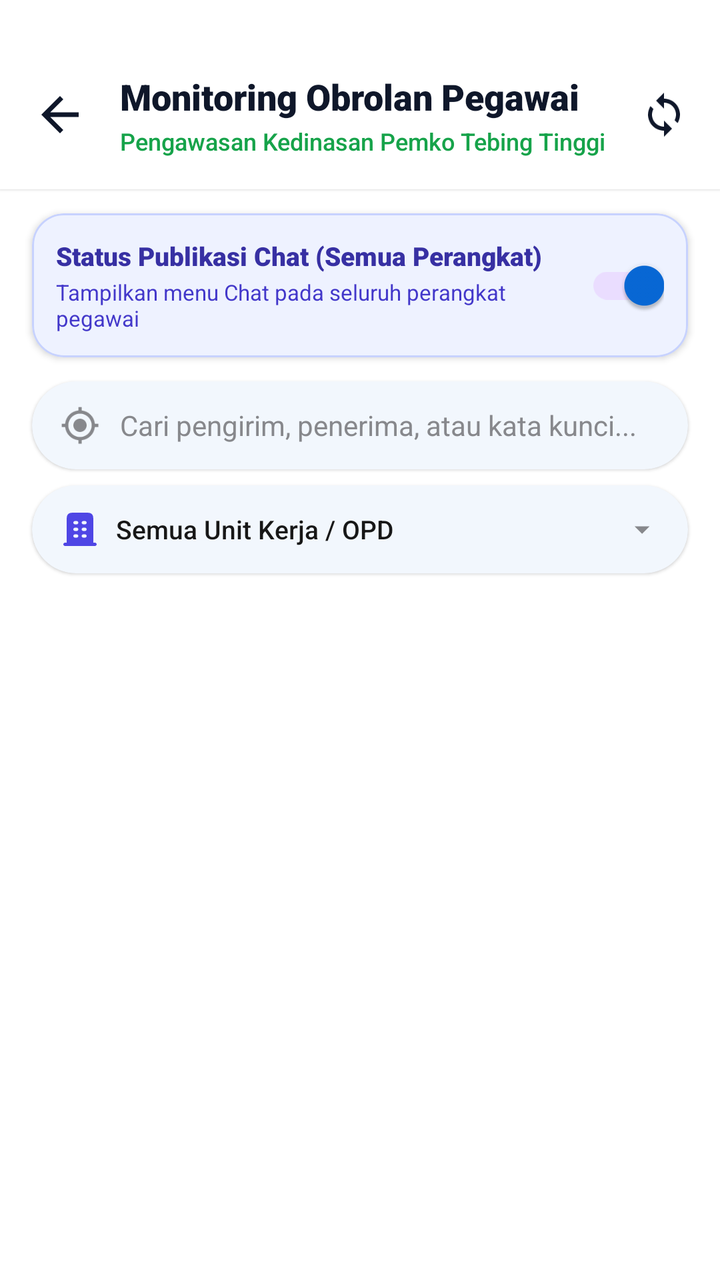
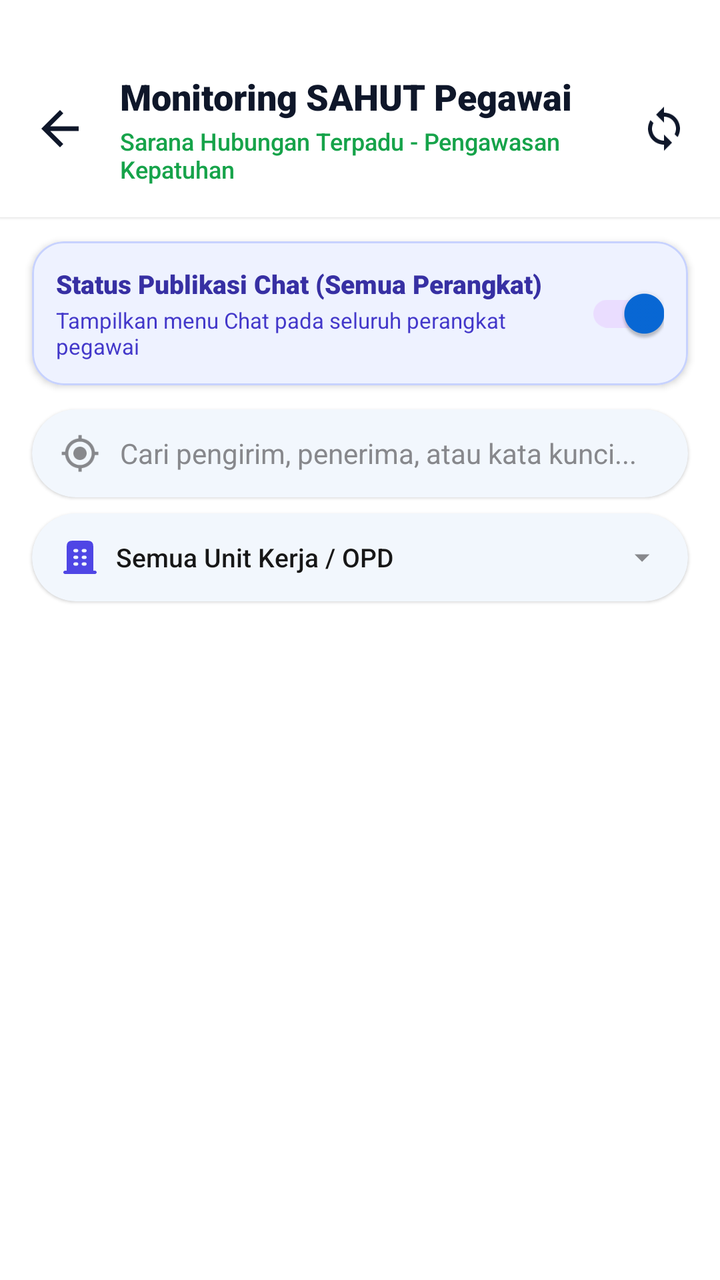

Compare the two renders of this Android layout. The source of the first and the diff that turns it into the second are given below.
<!-- AndroidManifest.xml: application theme Theme.AppPemko -->
<!-- res/layout/activity_chat_monitoring.xml -->
<?xml version="1.0" encoding="utf-8"?>
<LinearLayout xmlns:android="http://schemas.android.com/apk/res/android"
    xmlns:app="http://schemas.android.com/apk/res-auto"
    android:layout_width="match_parent"
    android:layout_height="match_parent"
    android:background="#FFFFFF"
    android:orientation="vertical">

    
    <LinearLayout
        android:layout_width="match_parent"
        android:layout_height="wrap_content"
        android:background="#FFFFFF"
        android:elevation="1dp"
        android:orientation="horizontal"
        android:paddingHorizontal="16dp"
        android:paddingTop="36dp"
        android:paddingBottom="16dp"
        android:gravity="center_vertical">

        <ImageView
            android:id="@+id/ivBackMonitoring"
            android:layout_width="28dp"
            android:layout_height="28dp"
            android:src="@drawable/ic_arrow_back"
            app:tint="#0F172A"
            android:background="?attr/selectableItemBackgroundBorderless"
            android:clickable="true"
            android:focusable="true"
            android:contentDescription="Kembali"/>

        <LinearLayout
            android:layout_width="0dp"
            android:layout_height="wrap_content"
            android:layout_weight="1"
            android:layout_marginStart="16dp"
            android:orientation="vertical">

            <TextView
                android:layout_width="wrap_content"
                android:layout_height="wrap_content"
                android:text="Monitoring Obrolan Pegawai"
                android:textColor="#0F172A"
                android:textSize="18sp"
                android:fontFamily="sans-serif-black"/>

            <TextView
                android:layout_width="wrap_content"
                android:layout_height="wrap_content"
                android:layout_marginTop="2dp"
                android:text="Pengawasan Kedinasan Pemko Tebing Tinggi"
                android:textColor="#16A34A"
                android:textSize="12sp"
                android:fontFamily="sans-serif-medium"/>
        </LinearLayout>

        <ImageView
            android:id="@+id/ivRefreshMonitoring"
            android:layout_width="24dp"
            android:layout_height="24dp"
            android:src="@drawable/ic_sync2"
            app:tint="#0F172A"
            android:background="?attr/selectableItemBackgroundBorderless"
            android:clickable="true"
            android:focusable="true"
            android:contentDescription="Refresh"/>
    </LinearLayout>

    
    <com.google.android.material.card.MaterialCardView
        android:id="@+id/cvMasterToggleContainer"
        android:layout_width="match_parent"
        android:layout_height="wrap_content"
        android:layout_marginHorizontal="16dp"
        android:layout_marginTop="12dp"
        app:cardCornerRadius="16dp"
        app:cardElevation="2dp"
        app:strokeWidth="1dp"
        app:strokeColor="#C7D2FE"
        app:cardBackgroundColor="#EEF2FF">

        <LinearLayout
            android:layout_width="match_parent"
            android:layout_height="wrap_content"
            android:gravity="center_vertical"
            android:orientation="horizontal"
            android:padding="12dp">

            <LinearLayout
                android:layout_width="0dp"
                android:layout_height="wrap_content"
                android:layout_weight="1"
                android:orientation="vertical">

                <TextView
                    android:id="@+id/tvMasterToggleTitle"
                    android:layout_width="wrap_content"
                    android:layout_height="wrap_content"
                    android:text="Status Publikasi Chat (Semua Perangkat)"
                    android:textColor="#3730A3"
                    android:textSize="13sp"
                    android:fontFamily="sans-serif-black"/>

                <TextView
                    android:id="@+id/tvMasterToggleDesc"
                    android:layout_width="wrap_content"
                    android:layout_height="wrap_content"
                    android:layout_marginTop="2dp"
                    android:text="Tampilkan menu Chat pada seluruh perangkat pegawai"
                    android:textColor="#4338CA"
                    android:textSize="11sp"
                    android:fontFamily="sans-serif"/>
            </LinearLayout>

            <com.google.android.material.switchmaterial.SwitchMaterial
                android:id="@+id/switchGlobalChatMaster"
                android:layout_width="wrap_content"
                android:layout_height="wrap_content"
                android:checked="true"
                app:useMaterialThemeColors="true"/>
        </LinearLayout>
    </com.google.android.material.card.MaterialCardView>

    
    <com.google.android.material.card.MaterialCardView
        android:layout_width="match_parent"
        android:layout_height="44dp"
        android:layout_marginHorizontal="16dp"
        android:layout_marginTop="12dp"
        android:layout_marginBottom="8dp"
        app:cardCornerRadius="22dp"
        app:cardElevation="1dp"
        app:strokeWidth="0dp">

        <LinearLayout
            android:layout_width="match_parent"
            android:layout_height="match_parent"
            android:gravity="center_vertical"
            android:orientation="horizontal"
            android:paddingHorizontal="14dp">

            <ImageView
                android:layout_width="20dp"
                android:layout_height="20dp"
                android:src="@drawable/ic_search_location"
                app:tint="@color/text_hint"
                android:contentDescription="Cari"/>

            <EditText
                android:id="@+id/etSearchMonitoring"
                android:layout_width="match_parent"
                android:layout_height="match_parent"
                android:layout_marginStart="10dp"
                android:background="@null"
                android:hint="Cari pengirim, penerima, atau kata kunci..."
                android:textColor="@color/text_primary"
                android:textColorHint="@color/text_hint"
                android:textSize="14sp"
                android:fontFamily="sans-serif"
                android:inputType="text"/>
        </LinearLayout>
    </com.google.android.material.card.MaterialCardView>

    
    <com.google.android.material.card.MaterialCardView
        android:id="@+id/cvOpdFilterMonitoring"
        android:layout_width="match_parent"
        android:layout_height="44dp"
        android:layout_marginHorizontal="16dp"
        android:layout_marginBottom="8dp"
        app:cardCornerRadius="22dp"
        app:cardElevation="1dp"
        app:strokeWidth="0dp"
        android:clickable="true"
        android:focusable="true">

        <LinearLayout
            android:layout_width="match_parent"
            android:layout_height="match_parent"
            android:gravity="center_vertical"
            android:orientation="horizontal"
            android:paddingHorizontal="14dp">

            <ImageView
                android:layout_width="20dp"
                android:layout_height="20dp"
                android:src="@drawable/ic_locasi_office"
                app:tint="#4F46E5"
                android:contentDescription="Unit Kerja / OPD"/>

            <TextView
                android:id="@+id/tvSelectedOpdMonitoringName"
                android:layout_width="0dp"
                android:layout_height="wrap_content"
                android:layout_weight="1"
                android:layout_marginStart="8dp"
                android:text="Semua Unit Kerja / OPD"
                android:textColor="@color/text_primary"
                android:textSize="13sp"
                android:fontFamily="sans-serif-medium"
                android:maxLines="1"
                android:ellipsize="end"/>

            <ImageView
                android:layout_width="18dp"
                android:layout_height="18dp"
                android:src="@drawable/ic_arrow_down"
                app:tint="@color/text_hint"
                android:contentDescription="Pilih OPD"/>
        </LinearLayout>
    </com.google.android.material.card.MaterialCardView>

    <FrameLayout
        android:layout_width="match_parent"
        android:layout_height="match_parent">

        <androidx.recyclerview.widget.RecyclerView
            android:id="@+id/rvMonitoringList"
            android:layout_width="match_parent"
            android:layout_height="match_parent"
            android:clipToPadding="false"
            android:paddingVertical="8dp"/>

        <ProgressBar
            android:id="@+id/pbMonitoring"
            android:layout_width="wrap_content"
            android:layout_height="wrap_content"
            android:layout_gravity="center"
            android:indeterminateTint="#16A34A"/>

        
        <LinearLayout
            android:id="@+id/llEmptyMonitoring"
            android:layout_width="match_parent"
            android:layout_height="wrap_content"
            android:layout_gravity="center"
            android:gravity="center"
            android:orientation="vertical"
            android:paddingHorizontal="32dp"
            android:visibility="gone">

            <ImageView
                android:layout_width="72dp"
                android:layout_height="72dp"
                android:src="@drawable/ic_mail"
                app:tint="@color/text_hint"
                android:contentDescription="Kosong"/>

            <TextView
                android:layout_width="wrap_content"
                android:layout_height="wrap_content"
                android:layout_marginTop="16dp"
                android:text="Tidak Ada Data Monitoring"
                android:textColor="@color/text_primary"
                android:textSize="16sp"
                android:fontFamily="sans-serif-black"/>

            <TextView
                android:layout_width="wrap_content"
                android:layout_height="wrap_content"
                android:layout_marginTop="6dp"
                android:gravity="center"
                android:text="Belum ada riwayat pesan pegawai yang sesuai dengan kriteria pencarian atau filter yang dipilih."
                android:textColor="@color/text_secondary"
                android:textSize="13sp"
                android:fontFamily="sans-serif"/>
        </LinearLayout>

    </FrameLayout>
</LinearLayout>
<!-- resources referenced by this layout -->
<resources>
  <color name="text_hint">#87888c</color>
  <color name="text_primary">#171717</color>
  <color name="text_secondary">#454545</color>
  <!-- drawable ic_arrow_back (drawable) -->
  <?xml version="1.0" encoding="utf-8"?>
  <vector xmlns:android="http://schemas.android.com/apk/res/android"
      android:width="24dp"
      android:height="24dp"
      android:viewportWidth="24"
      android:viewportHeight="24">
      <path
          android:fillColor="#FFFFFFFF"
          android:pathData="M20,11H7.83l5.59,-5.59L12,4l-8,8 8,8 1.41,-1.41L7.83,13H20v-2z" />
  </vector>
  <!-- drawable ic_arrow_down (drawable) -->
  <?xml version="1.0" encoding="utf-8"?>
  <vector xmlns:android="http://schemas.android.com/apk/res/android"
      android:width="24dp"
      android:height="24dp"
      android:viewportWidth="24"
      android:viewportHeight="24">
      <path
          android:fillColor="#FF000000"
          android:pathData="M7,10l5,5 5,-5z"/>
  </vector>
  <!-- drawable ic_search_location (drawable) -->
  <vector android:height="24dp"
      android:viewportHeight="24" android:viewportWidth="24"
      android:width="24dp" xmlns:android="http://schemas.android.com/apk/res/android">
      <path android:fillColor="#F1F1F1" android:pathData="M12,8c-2.21,0 -4,1.79 -4,4s1.79,4 4,4 4,-1.79 4,-4 -1.79,-4 -4,-4zM20.94,11c-0.46,-4.17 -3.77,-7.48 -7.94,-7.94L13,1h-2v2.06C6.83,3.52 3.52,6.83 3.06,11L1,11v2h2.06c0.46,4.17 3.77,7.48 7.94,7.94L11,23h2v-2.06c4.17,-0.46 7.48,-3.77 7.94,-7.94L23,13v-2h-2.06zM12,19c-3.87,0 -7,-3.13 -7,-7s3.13,-7 7,-7 7,3.13 7,7 -3.13,7 -7,7z"/>
  </vector>
  <!-- drawable ic_sync2 (drawable) -->
  <vector android:height="24dp" android:tint="@color/biru"
      android:viewportHeight="24" android:viewportWidth="24"
      android:width="24dp" xmlns:android="http://schemas.android.com/apk/res/android">
      <path android:fillColor="@android:color/white" android:pathData="M12,4L12,1L8,5l4,4L12,6c3.31,0 6,2.69 6,6 0,1.01 -0.25,1.97 -0.7,2.8l1.46,1.46C19.54,15.03 20,13.57 20,12c0,-4.42 -3.58,-8 -8,-8zM12,18c-3.31,0 -6,-2.69 -6,-6 0,-1.01 0.25,-1.97 0.7,-2.8L5.24,7.74C4.46,8.97 4,10.43 4,12c0,4.42 3.58,8 8,8v3l4,-4 -4,-4v3z"/>
  </vector>
  <style name="Theme.AppPemko" parent="Base.Theme.AppPemko">
          <item name="android:textColor">@color/text_primary</item>
      </style>
  <color name="biru">#008DDA</color>
  <style name="Base.Theme.AppPemko" parent="Theme.Material3.DayNight.NoActionBar">
          <item name="colorPrimary">@color/primary_brand</item>
          <item name="colorOnPrimary">@color/on_primary_brand</item>
          <item name="colorSecondary">@color/brand_secondary</item>
          <item name="colorOnSecondary">@color/white</item>
          <item name="colorSurface">@color/surface_main</item>
          <item name="colorOnSurface">@color/text_primary</item>
          <item name="colorSurfaceVariant">@color/surface_variant</item>
          <item name="colorOnSurfaceVariant">@color/text_secondary</item>
          <item name="android:statusBarColor">@color/primary_brand</item>
          <item name="android:windowBackground">@color/background_main</item>
          <item name="android:fontFamily">sans-serif</item>
          <item name="android:windowAnimationStyle">@style/Animation.App.Activity</item>
      </style>
  <color name="primary_brand">#0869D8</color>
  <color name="on_primary_brand">#FFFFFF</color>
  <color name="brand_secondary">#E91E63</color>
  <color name="white">#FFFFFF</color>
  <color name="surface_main">#FFFFFF</color>
  <color name="surface_variant">#F4F4F4</color>
  <color name="background_main">#FBFBFB</color>
  <style name="Animation.App.Activity" parent="@android:style/Animation.Activity">
          <item name="android:activityOpenEnterAnimation">@anim/slide_in_right</item>
          <item name="android:activityOpenExitAnimation">@anim/slide_out_left</item>
          <item name="android:activityCloseEnterAnimation">@anim/slide_in_left</item>
          <item name="android:activityCloseExitAnimation">@anim/slide_out_right</item>
      </style>
  <!-- unchanged entries left out for length: 2 -->
</resources>

<!-- the commit's change to res/layout/activity_chat_monitoring.xml (unified diff, before → after) -->
@@ -39,7 +39,7 @@
             <TextView
                 android:layout_width="wrap_content"
                 android:layout_height="wrap_content"
-                android:text="Monitoring Obrolan Pegawai"
+                android:text="Monitoring SAHUT Pegawai"
                 android:textColor="#0F172A"
                 android:textSize="18sp"
                 android:fontFamily="sans-serif-black"/>
@@ -48,7 +48,7 @@
                 android:layout_width="wrap_content"
                 android:layout_height="wrap_content"
                 android:layout_marginTop="2dp"
-                android:text="Pengawasan Kedinasan Pemko Tebing Tinggi"
+                android:text="Sarana Hubungan Terpadu - Pengawasan Kepatuhan"
                 android:textColor="#16A34A"
                 android:textSize="12sp"
                 android:fontFamily="sans-serif-medium"/>
